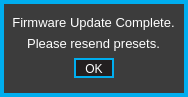
Old version of the form standalone/advanced/forms/fwupdatecompleteformWin.ui in the repository Muse-Kinetics/softstep_editor.
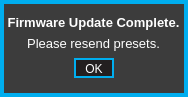
New version of the form.

What changed in the file:
```diff
--- a/standalone/advanced/forms/fwupdatecompleteformWin.ui
+++ b/standalone/advanced/forms/fwupdatecompleteformWin.ui
@@ -138,7 +138,7 @@
       <enum>Qt::NoFocus</enum>
      </property>
      <property name="styleSheet">
-      <string notr="true">font: 10pt;</string>
+      <string notr="true">font: bold 10pt;</string>
      </property>
      <property name="text">
       <string>Firmware Update Complete.</string>
```
Left out of the diff: 8 changed lines with no effect on the pictures.
